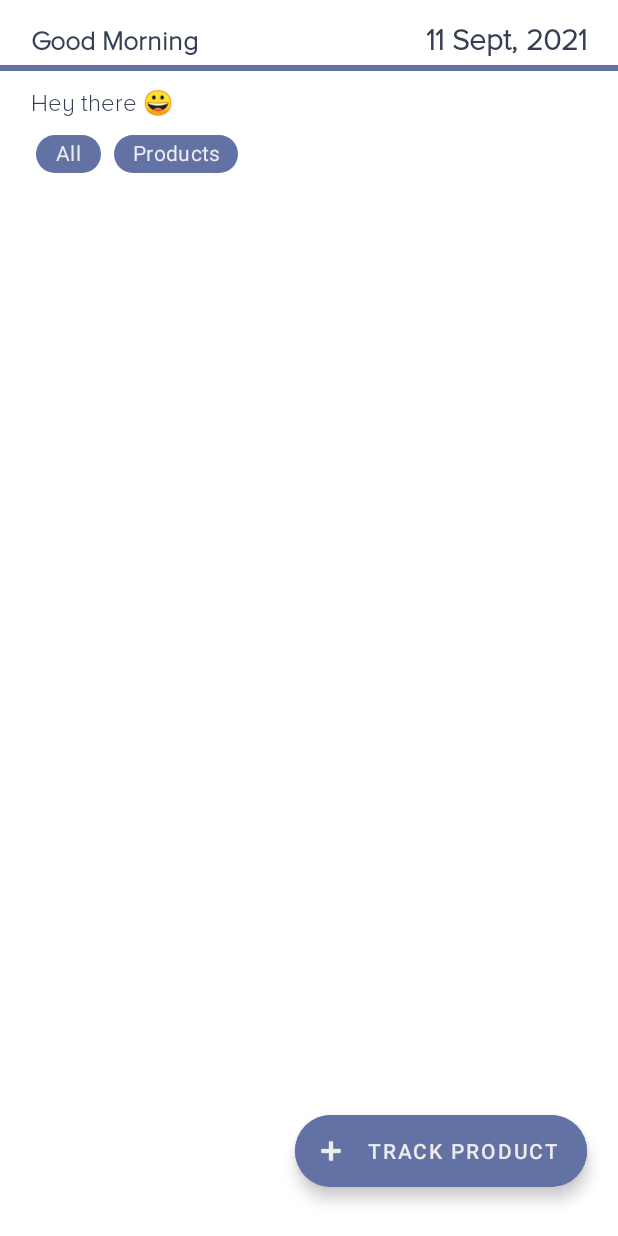
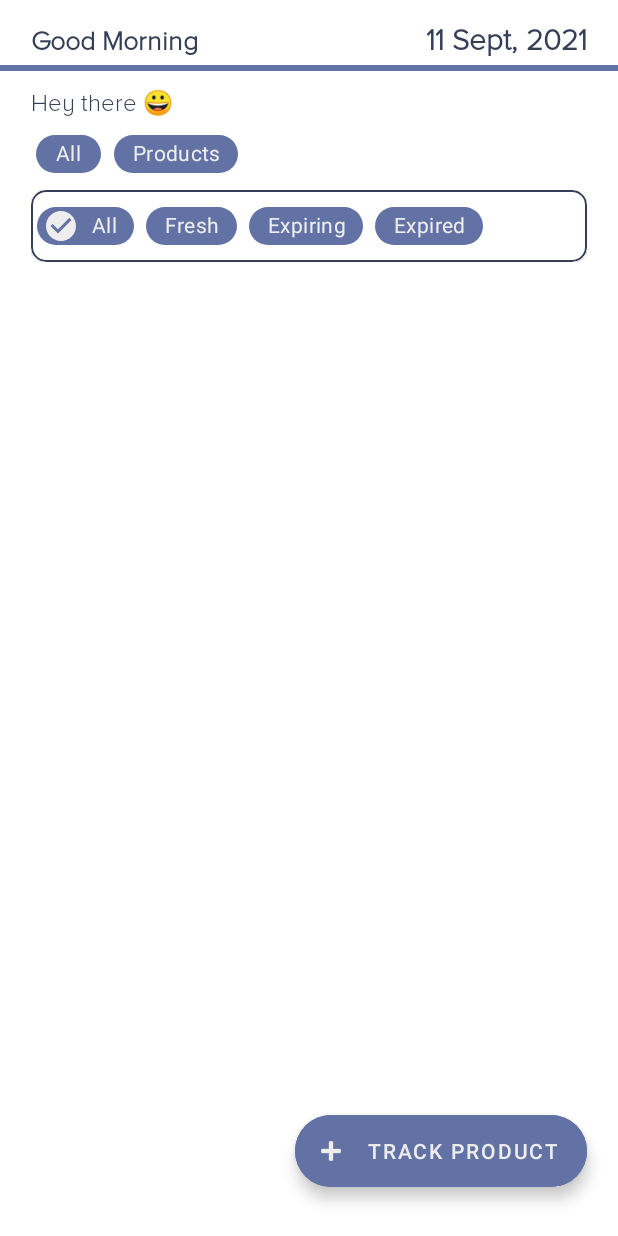
Before and after one commit to baljeet808/ExpiryTracker, an Android app: the layout fragment_dash.xml on its own in the app's theme, with its tools: preview values and no code run, on a phone screen of 412 x 824 dp. Run offline under Robolectric (Android 15) with nearby library versions, the phone set to English and light mode, and no system bars; Roboto replaces fonts that are not available here.

Commit message:
Random small fixes

```diff
--- a/app/src/main/java/com/baljeet/expirytracker/fragment/shared/SelectFrom.kt
+++ b/app/src/main/java/com/baljeet/expirytracker/fragment/shared/SelectFrom.kt
@@ -168,10 +168,10 @@ class SelectFrom : Fragment(), OptionsAdapter.OnOptionSelectedListener {
             if (checkVisibility == View.GONE) {
                 bind.customEdittext.setText(categoriesWithImages[position].category.categoryName)
                 viewModel.setSelectedCategory(categoriesWithImages[position])
-                bind.selectedNameIcon.visibility = View.VISIBLE
+                bind.selectedCategoryIcon.visibility = View.VISIBLE
                 bind.customBoxLayout.isEndIconVisible = false
                 bind.customNameBoxLayout.isEndIconVisible = false
-                bind.selectedNameIcon.setImageDrawable(
+                bind.selectedCategoryIcon.setImageDrawable(
                     AppCompatResources.getDrawable(
                         requireContext(),
                         resources.getIdentifier(
@@ -201,7 +201,7 @@ class SelectFrom : Fragment(), OptionsAdapter.OnOptionSelectedListener {
             } else {
                 bind.customEdittext.text?.clear()
                 viewModel.setSelectedCategory(null)
-                bind.selectedNameIcon.visibility = View.GONE
+                bind.selectedCategoryIcon.visibility = View.GONE
                 bind.completedCheck.visibility = ViewAnimator.GONE
             }
         }else{
--- a/app/src/main/java/com/baljeet/expirytracker/fragment/shared/SelectFromViewModel.kt
+++ b/app/src/main/java/com/baljeet/expirytracker/fragment/shared/SelectFromViewModel.kt
@@ -6,7 +6,6 @@ import com.baljeet.expirytracker.data.Image
 import com.baljeet.expirytracker.data.Product
 import com.baljeet.expirytracker.data.relations.CategoryAndImage
 import com.baljeet.expirytracker.data.relations.ProductAndImage
-import kotlinx.datetime.Instant
 import kotlinx.datetime.LocalDate
 
 class SelectFromViewModel: ViewModel() {
--- a/app/src/main/java/com/baljeet/expirytracker/util/SharedPref.kt
+++ b/app/src/main/java/com/baljeet/expirytracker/util/SharedPref.kt
@@ -21,6 +21,12 @@ object SharedPref {
             it.putBoolean("isAlertEnabled",value)
         }
 
+    var hasBeenSeeded: Boolean
+        get() = sharedPref.getBoolean("hasBeenSeeded",false)
+        set(value) = sharedPref.edit {
+            it.putBoolean("hasBeenSeeded",value)
+        }
+
     var isNightModeOn: Boolean
         get() = sharedPref.getBoolean("isNightModeOn",false)
 
--- a/app/src/main/res/layout/fragment_dash.xml
+++ b/app/src/main/res/layout/fragment_dash.xml
@@ -155,7 +155,7 @@
             android:layout_marginStart="5dp"
             android:text="@string/products"
             app:chipMinHeight="25dp"
-            android:minWidth="50dp"
+            android:minWidth="60dp"
             android:textAlignment="center"
             android:textColor="@color/always_white"
             app:chipBackgroundColor="@color/window_top_bar"
@@ -168,6 +168,7 @@
             android:layout_height="wrap_content"
             android:animateLayoutChanges="true"
             android:visibility="gone"
+            tools:visibility="visible"
             app:layout_constraintEnd_toStartOf="@id/guideline7"
             app:layout_constraintStart_toEndOf="@id/guideline5"
             app:layout_constraintTop_toBottomOf="@id/status_category_chip">
@@ -276,6 +277,7 @@
             android:layout_height="wrap_content"
             android:animateLayoutChanges="true"
             android:visibility="gone"
+            tools:visibility="visible"
             app:layout_constraintEnd_toStartOf="@id/guideline7"
             app:layout_constraintStart_toEndOf="@id/guideline5"
             app:layout_constraintTop_toBottomOf="@id/status_layout">
@@ -323,28 +325,16 @@
         </androidx.constraintlayout.widget.ConstraintLayout>
 
 
-
-        <View
-            android:id="@+id/top_line"
-            android:layout_width="0dp"
-            android:layout_height="1dp"
-            android:layout_marginTop="2dp"
-            android:visibility="gone"
-            android:background="@color/window_top_bar"
-            app:layout_constraintEnd_toEndOf="parent"
-            app:layout_constraintStart_toStartOf="parent"
-            app:layout_constraintTop_toBottomOf="@id/category_layout" />
-
         <androidx.recyclerview.widget.RecyclerView
             android:id="@+id/tracker_recycler_view"
             android:layout_width="0dp"
             android:layout_height="0dp"
-            android:layout_marginTop="2dp"
             android:visibility="visible"
+            android:background="@color/main_background"
             app:layout_constraintBottom_toBottomOf="parent"
             app:layout_constraintEnd_toStartOf="@id/guideline7"
             app:layout_constraintStart_toEndOf="@id/guideline5"
-            app:layout_constraintTop_toBottomOf="@id/top_line"
+            app:layout_constraintTop_toBottomOf="@id/category_layout"
             app:layout_constraintVertical_bias="0"
             tools:visibility="visible" />
 
@@ -367,7 +357,7 @@
             app:layout_constraintBottom_toBottomOf="parent"
             app:layout_constraintEnd_toStartOf="@id/guideline7"
             app:layout_constraintStart_toEndOf="@id/guideline5"
-            app:layout_constraintTop_toBottomOf="@id/top_line" />
+            app:layout_constraintTop_toBottomOf="@id/category_layout" />
 
         <androidx.constraintlayout.widget.Guideline
             android:id="@+id/guideline5"
--- a/app/src/main/res/layout/fragment_select_from.xml
+++ b/app/src/main/res/layout/fragment_select_from.xml
@@ -106,6 +106,7 @@
                     android:layout_marginEnd="10dp"
                     android:src="@drawable/liquor"
                     android:visibility="gone"
+                    tools:visibility="visible"
                     app:layout_constraintBottom_toBottomOf="@id/custom_box_layout"
                     app:layout_constraintEnd_toStartOf="@id/guideline4"
                     app:layout_constraintTop_toTopOf="@id/custom_box_layout" />
@@ -237,6 +238,7 @@
                     android:layout_marginEnd="10dp"
                     android:src="@drawable/liquor"
                     android:visibility="gone"
+                    tools:visibility="visible"
                     app:layout_constraintBottom_toBottomOf="@id/custom_name_box_layout"
                     app:layout_constraintEnd_toStartOf="@id/guideline6"
                     app:layout_constraintTop_toTopOf="@id/custom_name_box_layout" />
--- a/app/src/main/res/values/strings.xml
+++ b/app/src/main/res/values/strings.xml
@@ -27,8 +27,8 @@
     <string name="choose_a_category">1.Choose Category</string>
     <string name="choose_title">%1$d. Choose %2$s</string>
     <string name="vegetables">Vegetables</string>
-    <string name="_2_product_name">2.Product Name</string>
-    <string name="product_name">Product Name</string>
+    <string name="_2_product_name">2.Choose Product</string>
+    <string name="product_name">Product</string>
     <string name="set_expiry_date">3.Set Expiry Date</string>
     <string name="manufactured_date">Manufactured Date</string>
     <string name="expiry_date">Expiry Date</string>
```
Also changed, not shown: app/src/main/java/com/baljeet/expirytracker/fragment/calendar/CalendarFragment.kt (+5 -3 lines), app/src/main/java/com/baljeet/expirytracker/fragment/dash/DashFragment.kt (+40 -15 lines).
